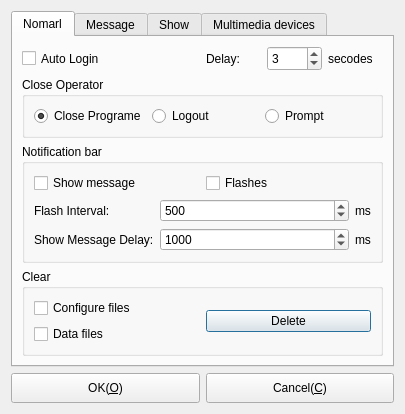
KangLin/RabbitIm, file Widgets/DlgOptions/DlgOptions.ui: the form before one commit.
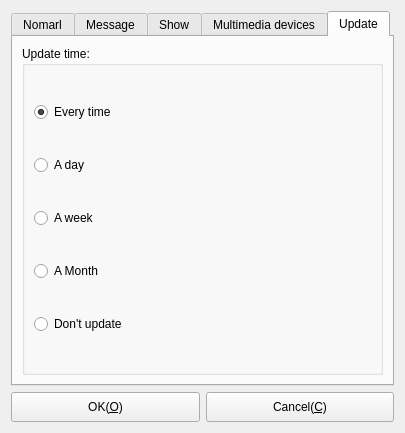
The form after the commit. Icons and pictures are not drawn.

```diff
--- a/Widgets/DlgOptions/DlgOptions.ui
+++ b/Widgets/DlgOptions/DlgOptions.ui
@@ -7,7 +7,7 @@
     <x>0</x>
     <y>0</y>
     <width>405</width>
-    <height>402</height>
+    <height>433</height>
    </rect>
   </property>
   <property name="windowTitle">
@@ -21,7 +21,7 @@
    <item row="0" column="0">
     <widget class="QTabWidget" name="tabWidget">
      <property name="currentIndex">
-      <number>0</number>
+      <number>4</number>
      </property>
      <widget class="QWidget" name="Nomarl">
       <attribute name="title">
@@ -883,6 +883,63 @@
        </item>
       </layout>
      </widget>
+     <widget class="QWidget" name="tab">
+      <attribute name="title">
+       <string>Update</string>
+      </attribute>
+      <layout class="QGridLayout" name="gridLayout_15">
+       <item row="0" column="0">
+        <widget class="QGroupBox" name="groupBox_9">
+         <property name="title">
+          <string>Update time:</string>
+         </property>
+         <layout class="QGridLayout" name="gridLayout_10">
+          <item row="4" column="0">
+           <widget class="QRadioButton" name="rbDont">
+            <property name="text">
+             <string>Don't update</string>
+            </property>
+           </widget>
+          </item>
+          <item row="1" column="0">
+           <widget class="QRadioButton" name="rbDay">
+            <property name="text">
+             <string>A day</string>
+            </property>
+            <property name="checked">
+             <bool>false</bool>
+            </property>
+           </widget>
+          </item>
+          <item row="3" column="0">
+           <widget class="QRadioButton" name="rbMonth">
+            <property name="text">
+             <string>A Month</string>
+            </property>
+           </widget>
+          </item>
+          <item row="2" column="0">
+           <widget class="QRadioButton" name="rbWeek">
+            <property name="text">
+             <string>A week</string>
+            </property>
+           </widget>
+          </item>
+          <item row="0" column="0">
+           <widget class="QRadioButton" name="rbEveryTime">
+            <property name="text">
+             <string>Every time</string>
+            </property>
+            <property name="checked">
+             <bool>true</bool>
+            </property>
+           </widget>
+          </item>
+         </layout>
+        </widget>
+       </item>
+      </layout>
+     </widget>
     </widget>
    </item>
    <item row="1" column="0">
```
